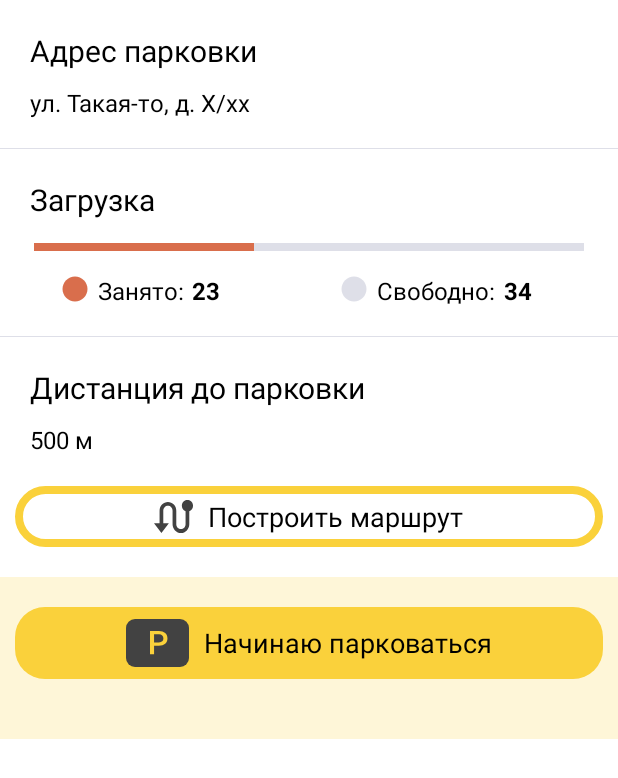
After one commit to Mike-cloud-17/AParking, an Android app: the layout fragment_cluster.xml on its own in the app's theme, with its tools: preview values and no code run, on a phone screen of 412 x 824 dp. The commit adds this screen. Shown: the top 778 px of the screen. Run offline under Robolectric (Android 15) with nearby library versions, the phone set to English and light mode, and no system bars.

Commit message:
point and cluster fragments layouts made

```diff
--- /dev/null
+++ b/app/src/main/res/drawable/ic_circle_gray_24.xml
@@ -0,0 +1,5 @@
+<vector android:height="24dp" android:tint="@color/gray"
+    android:viewportHeight="24" android:viewportWidth="24"
+    android:width="24dp" xmlns:android="http://schemas.android.com/apk/res/android">
+    <path android:fillColor="@android:color/white" android:pathData="M12,2C6.47,2 2,6.47 2,12s4.47,10 10,10 10,-4.47 10,-10S17.53,2 12,2z"/>
+</vector>
--- /dev/null
+++ b/app/src/main/res/drawable/ic_circle_red_24.xml
@@ -0,0 +1,5 @@
+<vector android:height="24dp" android:tint="@color/red"
+    android:viewportHeight="24" android:viewportWidth="24"
+    android:width="24dp" xmlns:android="http://schemas.android.com/apk/res/android">
+    <path android:fillColor="@android:color/white" android:pathData="M12,2C6.47,2 2,6.47 2,12s4.47,10 10,10 10,-4.47 10,-10S17.53,2 12,2z"/>
+</vector>
--- /dev/null
+++ b/app/src/main/res/drawable/progress_cluster_load.xml
@@ -0,0 +1,22 @@
+<?xml version="1.0" encoding="utf-8"?>
+<layer-list xmlns:android="http://schemas.android.com/apk/res/android">
+    <item android:id="@+id/background">
+        <shape android:shape="line">
+            <stroke
+                android:width="5dp"
+                android:color="@color/gray" />
+        </shape>
+    </item>
+
+    <item android:id="@+id/progress">
+        <clip
+            android:clipOrientation="horizontal"
+            android:gravity="start">
+            <shape android:shape="line">
+                <stroke
+                    android:width="5dp"
+                    android:color="@color/red" />
+            </shape>
+        </clip>
+    </item>
+</layer-list>
--- /dev/null
+++ b/app/src/main/res/drawable/rounded_with_border.xml
@@ -0,0 +1,6 @@
+<?xml version="1.0" encoding="utf-8"?>
+<shape xmlns:android="http://schemas.android.com/apk/res/android">
+    <solid android:color="@color/white"/>
+    <stroke android:color="@color/yellow" android:width="5dp" />
+    <corners android:radius="20dp"/>
+</shape>
--- /dev/null
+++ b/app/src/main/res/layout/fragment_cluster.xml
@@ -0,0 +1,197 @@
+<?xml version="1.0" encoding="utf-8"?>
+<LinearLayout xmlns:android="http://schemas.android.com/apk/res/android"
+    android:layout_width="match_parent"
+    android:layout_height="wrap_content"
+    xmlns:app="http://schemas.android.com/apk/res-auto"
+    android:orientation="vertical">
+    <LinearLayout
+        android:layout_width="match_parent"
+        android:layout_height="wrap_content"
+        android:background="@drawable/bottom_border_white"
+        android:paddingVertical="20dp"
+        android:orientation="vertical">
+
+        <TextView
+            android:layout_width="wrap_content"
+            android:layout_height="wrap_content"
+            android:text="@string/parking_address"
+            android:textColor="@color/black"
+            android:textSize="20sp"
+            android:layout_marginStart="20dp"
+            android:layout_marginBottom="10dp"/>
+        <TextView
+            android:id="@+id/address"
+            android:layout_width="wrap_content"
+            android:layout_height="wrap_content"
+            android:layout_marginStart="20dp"
+            android:text="ул. Такая-то, д. Х/хх"
+            android:textColor="@color/black"
+            android:textSize="16sp"/>
+    </LinearLayout>
+    <LinearLayout
+        android:layout_width="match_parent"
+        android:layout_height="wrap_content"
+        android:background="@drawable/bottom_border_white"
+        android:paddingVertical="20dp"
+        android:orientation="vertical">
+        <TextView
+            android:layout_width="wrap_content"
+            android:layout_height="wrap_content"
+            android:text="@string/load"
+            android:textColor="@color/black"
+            android:textSize="20sp"
+            android:layout_marginStart="20dp"
+            android:layout_marginBottom="10dp"/>
+        <ProgressBar
+            android:layout_width="match_parent"
+            android:layout_height="wrap_content"
+            style="@style/Widget.AppCompat.ProgressBar.Horizontal"
+            android:progressDrawable="@drawable/progress_cluster_load"
+            android:progress="40"
+            android:layout_marginHorizontal="20dp"
+            android:layout_marginBottom="10dp" />
+        <LinearLayout
+            android:layout_width="match_parent"
+            android:layout_height="wrap_content"
+            android:orientation="horizontal"
+            android:paddingHorizontal="20dp">
+            <LinearLayout
+                android:layout_width="0dp"
+                android:layout_weight="1"
+                android:layout_height="wrap_content"
+                android:orientation="horizontal"
+                android:paddingHorizontal="20dp">
+                <ImageView
+                    android:layout_width="20dp"
+                    android:layout_height="20dp"
+                    android:src="@drawable/ic_circle_red_24"/>
+                <TextView
+                    android:layout_width="wrap_content"
+                    android:layout_height="wrap_content"
+                    android:textColor="@color/black"
+                    android:layout_marginHorizontal="5dp"
+                    android:text="@string/occupied"
+                    android:textSize="16sp" />
+                <TextView
+                    android:layout_width="wrap_content"
+                    android:layout_height="wrap_content"
+                    android:textColor="@color/black"
+                    android:textStyle="bold"
+                    android:text="23"
+                    android:textSize="16sp" />
+            </LinearLayout>
+            <LinearLayout
+                android:layout_width="0dp"
+                android:layout_weight="1"
+                android:layout_height="wrap_content"
+                android:orientation="horizontal"
+                android:paddingHorizontal="20dp">
+                <ImageView
+                    android:layout_width="20dp"
+                    android:layout_height="20dp"
+                    android:src="@drawable/ic_circle_gray_24"/>
+                <TextView
+                    android:layout_width="wrap_content"
+                    android:layout_height="wrap_content"
+                    android:textColor="@color/black"
+                    android:layout_marginHorizontal="5dp"
+                    android:text="@string/free_progress"
+                    android:textSize="16sp" />
+                <TextView
+                    android:layout_width="wrap_content"
+                    android:layout_height="wrap_content"
+                    android:textColor="@color/black"
+                    android:textStyle="bold"
+                    android:text="34"
+                    android:textSize="16sp" />
+            </LinearLayout>
+        </LinearLayout>
+    </LinearLayout>
+    <LinearLayout
+        android:layout_width="match_parent"
+        android:layout_height="wrap_content"
+        android:paddingVertical="20dp"
+        android:orientation="vertical">
+        <TextView
+            android:layout_width="wrap_content"
+            android:layout_height="wrap_content"
+            android:text="@string/distance_to_parking_place"
+            android:textColor="@color/black"
+            android:textSize="20sp"
+            android:layout_marginStart="20dp"
+            android:layout_marginBottom="10dp"/>
+        <TextView
+            android:id="@+id/distance"
+            android:layout_width="wrap_content"
+            android:layout_height="wrap_content"
+            android:layout_marginStart="20dp"
+            android:text="500 м"
+            android:textColor="@color/black"
+            android:textSize="16sp"/>
+    </LinearLayout>
+
+    <LinearLayout
+        android:id="@+id/route_button"
+        android:layout_width="match_parent"
+        android:layout_height="wrap_content"
+        android:background="@drawable/rounded_with_border"
+        android:layout_marginHorizontal="10dp"
+        android:gravity="center"
+        android:orientation="horizontal"
+        android:clickable="true"
+        android:focusable="true"
+        android:padding="8dp"
+        android:layout_marginBottom="20dp"
+        app:layout_constraintBottom_toBottomOf="parent"
+        app:layout_constraintEnd_toEndOf="parent"
+        app:layout_constraintStart_toStartOf="parent">
+        <ImageView
+            android:layout_width="wrap_content"
+            android:layout_height="wrap_content"
+            android:src="@drawable/ic_route"
+            android:layout_marginEnd="10dp"/>
+        <TextView
+            android:layout_width="wrap_content"
+            android:layout_height="wrap_content"
+            android:text="@string/show_path"
+            android:textColor="#000000"
+            android:textSize="18sp"/>
+    </LinearLayout>
+    <LinearLayout
+        android:layout_width="match_parent"
+        android:layout_height="wrap_content"
+        android:orientation="vertical"
+        android:background="@color/beige"
+        android:paddingVertical="20dp">
+
+        <LinearLayout
+            android:id="@+id/parking_button"
+            android:layout_width="match_parent"
+            android:layout_height="wrap_content"
+            android:background="@drawable/rounded_button"
+            android:gravity="center"
+            android:orientation="horizontal"
+            android:clickable="true"
+            android:focusable="true"
+            android:padding="8dp"
+            android:layout_marginHorizontal="10dp"
+            android:layout_marginBottom="20dp"
+            app:layout_constraintBottom_toBottomOf="parent"
+            app:layout_constraintEnd_toEndOf="parent"
+            app:layout_constraintStart_toStartOf="parent">
+
+            <ImageView
+                android:layout_width="wrap_content"
+                android:layout_height="wrap_content"
+                android:src="@drawable/ic_parking_symbol"
+                android:layout_marginEnd="10dp"/>
+
+            <TextView
+                android:layout_width="wrap_content"
+                android:layout_height="wrap_content"
+                android:text="Начинаю парковаться"
+                android:textColor="#000000"
+                android:textSize="18sp"/>
+        </LinearLayout>
+    </LinearLayout>
+</LinearLayout>
--- a/app/src/main/res/values/strings.xml
+++ b/app/src/main/res/values/strings.xml
@@ -15,4 +15,11 @@
     <string name="purchase">Оплатить</string>
     <string name="debt">Задолженность</string>
     <string name="purchased">Оплачено</string>
+    <string name="load">Загрузка</string>
+    <string name="condition">Статус</string>
+    <string name="free">Свободно</string>
+    <string name="distance_to_parking_place">Дистанция до парковки</string>
+    <string name="show_path">Построить маршрут</string>
+    <string name="occupied">Занято:</string>
+    <string name="free_progress">Свободно:</string>
 </resources>
```
Also changed, not shown: app/src/main/res/layout/fragment_point.xml (added, +142 -0 lines).
